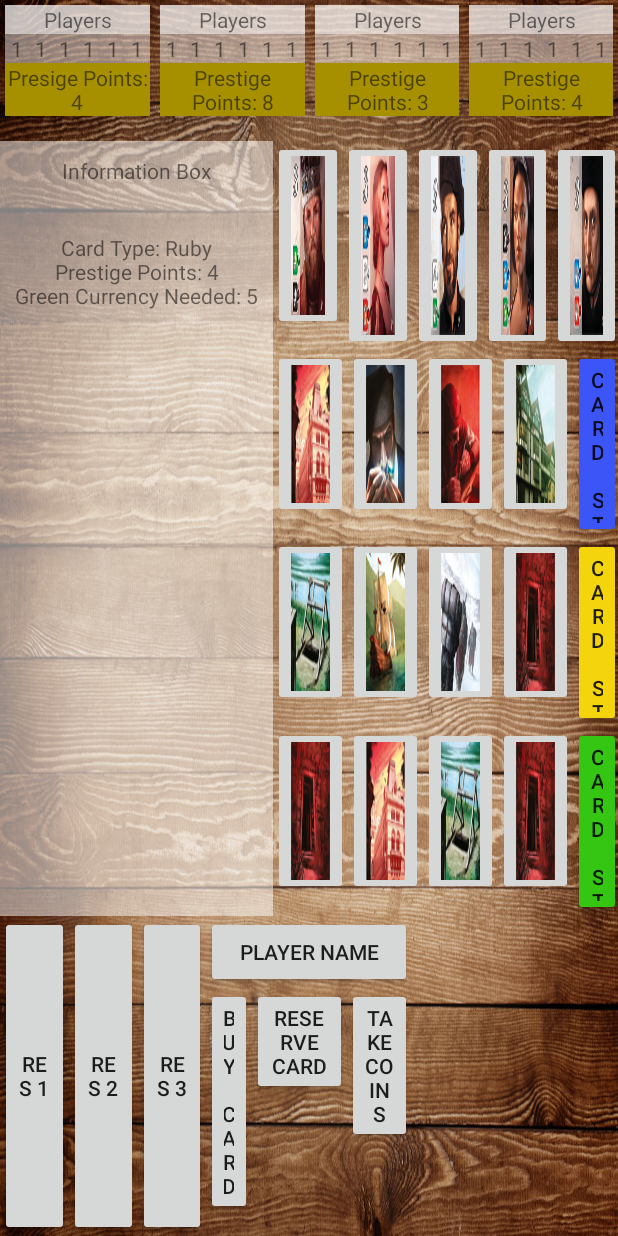
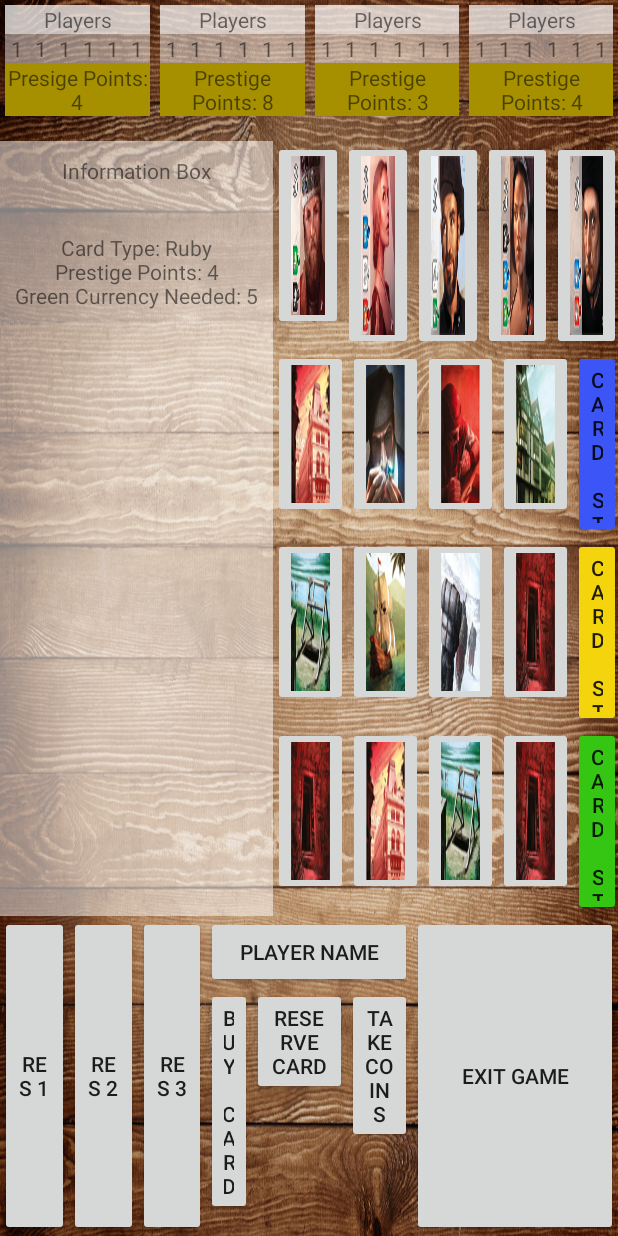
Before and after one commit to brownr425/Splendor, an Android app: the layout splendor_human_player.xml on its own in the app's theme, with its tools: preview values and no code run, on a phone screen of 412 x 824 dp. Run offline under Robolectric (Android 15) with nearby library versions, the phone set to English and light mode, and no system bars.

Commit message:
fix setting text

```diff
--- a/app/src/main/java/edu/up/cs301/splendor/Game/SplendorLocalGame.java
+++ b/app/src/main/java/edu/up/cs301/splendor/Game/SplendorLocalGame.java
@@ -3,6 +3,7 @@ package edu.up.cs301.splendor.Game;
 import java.io.InputStream;
 
 
+import edu.up.cs301.splendor.Actions.QuitAction;
 import edu.up.cs301.splendor.Actions.SplendorCoinSelectAction;
 import edu.up.cs301.splendor.Actions.SplendorReserveCardAction;
 import edu.up.cs301.splendor.Actions.SplendorSelectCardAction;
@@ -42,6 +43,9 @@ public class SplendorLocalGame extends LocalGame {
 
     @Override
     protected boolean makeMove(GameAction action) {
+        if(action instanceof QuitAction) {
+
+        }
         if (action instanceof splCoinAction){
             if(this.gameState.getCoinTracking().isEmpty() || this.gameState.getCoinTracking().size() == 1)
             {
--- a/app/src/main/java/edu/up/cs301/splendor/Players/SplendorComputerPlayer.java
+++ b/app/src/main/java/edu/up/cs301/splendor/Players/SplendorComputerPlayer.java
@@ -23,15 +23,13 @@ public class SplendorComputerPlayer extends GameComputerPlayer {
 
     @Override
     public void receiveInfo(GameInfo info) {
+        //refreshes the local copy of the game state with the new info
         this.gameState = new SplendorGameState((SplendorGameState) info);
 
         //checks to see if it Computer Players turn
         if (notPlayerTurn()) {
             return;
         }
-
-        //refreshes the local copy of the game state with the new info
-
 
         //traverse through card board and purchases a card if it can
         for (int row = 0; row < 3; row++) {
--- a/app/src/main/java/edu/up/cs301/splendor/State/SplendorPlayer.java
+++ b/app/src/main/java/edu/up/cs301/splendor/State/SplendorPlayer.java
@@ -33,7 +33,7 @@ public class SplendorPlayer {
         this.sapphPts = 15;
         this.emerPts = 15;
         this.diaPts = 15;
-        this.onyxCoins = 15;
+        this.onyxPts = 15;
     }
     /**
      * constructor SplendorPlayer - initialize all values for new object
--- a/app/src/main/res/layout/splendor_human_player.xml
+++ b/app/src/main/res/layout/splendor_human_player.xml
@@ -715,11 +715,18 @@
         </LinearLayout>
 
         <LinearLayout
-            android:id="@+id/tbd"
+            android:id="@+id/exitGame"
             android:layout_width="match_parent"
-            android:layout_height="wrap_content"
+            android:layout_height="match_parent"
             android:layout_weight="1"
-            android:orientation="vertical" />
+            android:orientation="horizontal">
+
+            <Button
+                android:id="@+id/quitButton"
+                android:layout_width="match_parent"
+                android:layout_height="match_parent"
+                android:text="EXIT GAME" />
+        </LinearLayout>
 
     </LinearLayout>
 </LinearLayout>
```
Also changed, not shown: app/src/main/java/edu/up/cs301/splendor/Actions/QuitAction.java (added, +10 -0 lines), app/src/main/java/edu/up/cs301/splendor/Players/SplendorHumanPlayer.java (+35 -35 lines).
